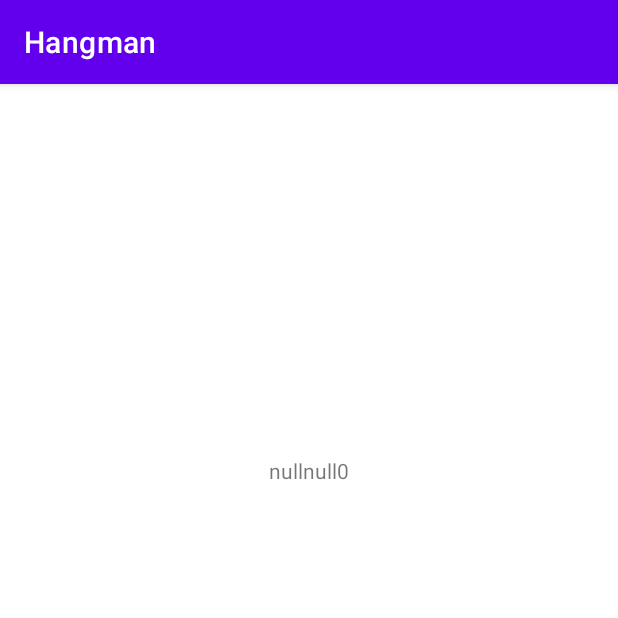
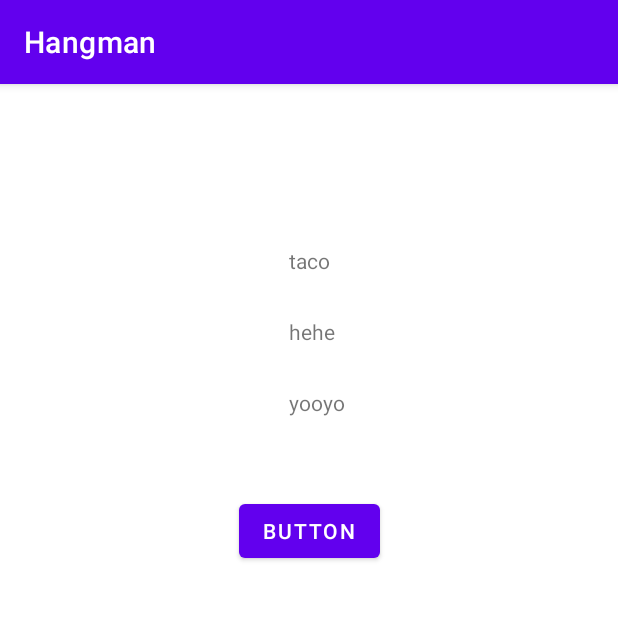
Before and after one commit to ehildingg/Hangman-Game-, an Android app: the ResultActivity screen opened directly, with no data from a screen before it, on a phone screen of 412 x 824 dp, the top half of it. Run offline under Robolectric (Android 15) with nearby library versions, the phone set to English and light mode, and no system bars.

Commit message:
Fungerar att skicka intent till Result

```diff
--- a/app/src/main/java/com/ehilding/hangman_ehilding/GameActivity.java
+++ b/app/src/main/java/com/ehilding/hangman_ehilding/GameActivity.java
@@ -28,6 +28,7 @@ public class GameActivity extends AppCompatActivity {
     public static String wordToFind;
     public static String wordHint;
     public int nbErrors = 0;
+    public int attemptsLeft = game.MAX_ERRORS;
     StringBuilder wordBuilder = new StringBuilder();
 
     @Override
@@ -161,7 +162,7 @@ public class GameActivity extends AppCompatActivity {
                 wrongGuess();
             }
         }
-        // OM ANVÄNDAREN INTE ANGETT BOKSTAV
+        // OM ANVÄNDAREN INTE ANGETT 1 BOKSTAV
         else {
         Toast.makeText(this, "Input a letter!", Toast.LENGTH_SHORT).show();
         }
@@ -172,13 +173,15 @@ public class GameActivity extends AppCompatActivity {
 
         Toast.makeText(this, "Wrong Guess!", Toast.LENGTH_SHORT).show();
         nbErrors++;
+        attemptsLeft--;
         updateUi();
+
         if (nbErrors == game.MAX_ERRORS) {
 
             Intent i = new Intent(this, ResultActivity.class);
             i.putExtra("resultat", "Du förlora!");
             i.putExtra("ord", wordToFind);
-            i.putExtra("tries", nbErrors);
+            i.putExtra("tries", attemptsLeft);
             startActivity(i);
 
         }
@@ -204,7 +207,7 @@ public class GameActivity extends AppCompatActivity {
             Intent i = new Intent(this, ResultActivity.class);
             i.putExtra("resultat", "Du vann!");
             i.putExtra("ord", wordToFind);
-            i.putExtra("tries", nbErrors);
+            i.putExtra("tries", attemptsLeft);
             startActivity(i);
         }
     }
--- a/app/src/main/java/com/ehilding/hangman_ehilding/GameEngine.java
+++ b/app/src/main/java/com/ehilding/hangman_ehilding/GameEngine.java
@@ -11,12 +11,12 @@ public class GameEngine {
     private static GameEngine hangmanGame = null;
 
     private static final String[] WORDS = {
-            "RYSSLAND", "UKRAINA", "FRANKRIKE", "SPANIEN", "SVERIGE", "NORGE", "TYSKLAND", "FINLAND",
-            "POLEN", "ITALIEN", "STORBRITANNIEN", "RUMÄNIEN", "BELARUS", "GREKLAND", "BULGARIEN", "ISLAND",
+            "RYS", /*"UKRAINA", "FRANKRIKE", "SPANIEN", "SVERIGE", "NORGE", "TYSKLAND", "FINLAND",*/
+            /*"POLEN", "ITALIEN", "STORBRITANNIEN", "RUMÄNIEN", "BELARUS", "GREKLAND", "BULGARIEN", "ISLAND",
             "UNGERN", "PORTUGAL", "ÖSTERRIKE", "TJECKIEN", "SERBIEN", "IRLAND", "LITAUEN", "LETTLAND",
             "KROATIEN", "BOSNIEN", "SLOVAKIEN", "ESTLAND", "DANMARK", "NEDERLÄNDERNA", "SCHWEIZ", "MOLDAVIEN",
             "BELGIEN", "ALBANIEN", "NORDMAKEDONIEN", "TURKIET", "SLOVENIEN", "MONTENEGRO", "KOSOVO",
-            "AZERBAJDZJAN", "GEORGIEN", "LUXEMBURG", "ANDORRA", "MALTA", "LIECHTENSTEIN", "MONACO", "VATIKANSTATEN"
+            "AZERBAJDZJAN", "GEORGIEN", "LUXEMBURG", "ANDORRA", "MALTA", "LIECHTENSTEIN", "MONACO", "VATIKANSTATEN"*/
     };
     public static final Random RANDOM = new Random();
     public final int MAX_ERRORS = 7;
--- a/app/src/main/java/com/ehilding/hangman_ehilding/ResultActivity.java
+++ b/app/src/main/java/com/ehilding/hangman_ehilding/ResultActivity.java
@@ -4,22 +4,96 @@ import androidx.appcompat.app.AppCompatActivity;
 
 import android.content.Intent;
 import android.os.Bundle;
+import android.util.Log;
+import android.view.View;
+import android.widget.Button;
 import android.widget.TextView;
 
 public class ResultActivity extends AppCompatActivity {
+
+    TextView txtResult, txtWordToGuess, txtTriesLeft;
+    Button backToMain;
+    String result, wordToFind;
+    int triesLeft;
 
     @Override
     protected void onCreate(Bundle savedInstanceState) {
         super.onCreate(savedInstanceState);
         setContentView(R.layout.activity_result);
 
-        TextView tx = findViewById(R.id.textView3);
+        init();
+        getResultIntent();
+        displayResult();
 
-        Intent incomingIntent = getIntent();
-        String result = incomingIntent.getStringExtra("resultat");
-        String ord = incomingIntent.getStringExtra("ord");
-        int triesLeft = incomingIntent.getIntExtra("tries", 0);
-        tx.setText(result + ord + triesLeft);
+
 
     }
+
+
+    public void init () {
+
+        txtResult = (TextView) findViewById(R.id.txt_result);
+        txtTriesLeft = (TextView) findViewById(R.id.txt_tries_left);
+        txtWordToGuess = (TextView) findViewById(R.id.txt_word_to_guess);
+        backToMain = (Button) findViewById(R.id.btn_back_to_main);
+
+        backToMain.setOnClickListener(new View.OnClickListener() {
+            @Override
+            public void onClick(View view) {
+                Intent i = new Intent(ResultActivity.this, MainActivity.class);
+                startActivity(i);
+            }
+        });
+
+    }
+
+    private void getResultIntent() {
+
+        Bundle extras = getIntent().getExtras();
+        String resultFromIntent;
+        String wordFromIntent;
+        int triesFromIntent;
+
+        if (extras != null) {
+            resultFromIntent = extras.getString("resultat");
+            wordFromIntent = extras.getString("ord");
+            triesFromIntent = extras.getInt("tries");
+
+            result = resultFromIntent;
+            wordToFind = wordFromIntent;
+            triesLeft = triesFromIntent;
+        } else {
+            Log.d("Tag_01", "Extras va null");
+        }
+
+
+
+
+
+    }
+
+    private void displayResult() {
+
+        if (result != null && wordToFind != null) {
+
+            txtResult.setText(result);
+            txtWordToGuess.setText("Landet var: " + wordToFind);
+            txtTriesLeft.setText("Du hade: " + triesLeft + "försök kvar!");
+
+
+        } else {
+
+            txtResult.setText("taco");
+            txtTriesLeft.setText("yooyo");
+            txtWordToGuess.setText("hehe");
+
+        }
+
+
+
+
+
+
+    }
+
 }
--- a/app/src/main/res/layout/activity_result.xml
+++ b/app/src/main/res/layout/activity_result.xml
@@ -7,12 +7,40 @@
     tools:context=".ResultActivity">
 
     <TextView
-        android:id="@+id/textView3"
+        android:id="@+id/txt_tries_left"
         android:layout_width="wrap_content"
         android:layout_height="wrap_content"
-        android:layout_marginTop="248dp"
+        android:layout_marginTop="28dp"
+        android:text="TextView"
+        app:layout_constraintStart_toStartOf="@+id/txt_word_to_guess"
+        app:layout_constraintTop_toBottomOf="@+id/txt_word_to_guess" />
+
+    <Button
+        android:id="@+id/btn_back_to_main"
+        android:layout_width="wrap_content"
+        android:layout_height="wrap_content"
+        android:layout_marginTop="52dp"
+        android:text="Button"
+        app:layout_constraintEnd_toEndOf="parent"
+        app:layout_constraintStart_toStartOf="parent"
+        app:layout_constraintTop_toBottomOf="@+id/txt_tries_left" />
+
+    <TextView
+        android:id="@+id/txt_result"
+        android:layout_width="wrap_content"
+        android:layout_height="wrap_content"
+        android:layout_marginTop="108dp"
         android:text="TextView"
         app:layout_constraintEnd_toEndOf="parent"
         app:layout_constraintStart_toStartOf="parent"
         app:layout_constraintTop_toTopOf="parent" />
+
+    <TextView
+        android:id="@+id/txt_word_to_guess"
+        android:layout_width="wrap_content"
+        android:layout_height="wrap_content"
+        android:layout_marginTop="28dp"
+        android:text="TextView"
+        app:layout_constraintStart_toStartOf="@+id/txt_result"
+        app:layout_constraintTop_toBottomOf="@+id/txt_result" />
 </androidx.constraintlayout.widget.ConstraintLayout>
```
